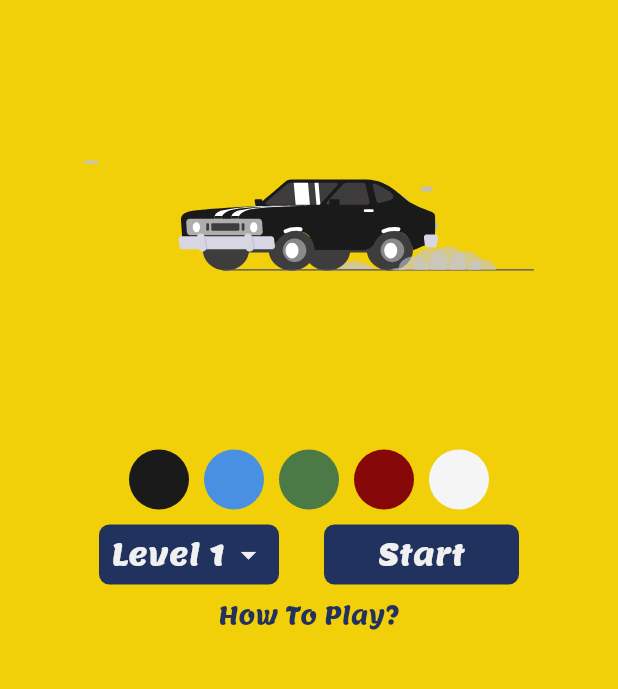
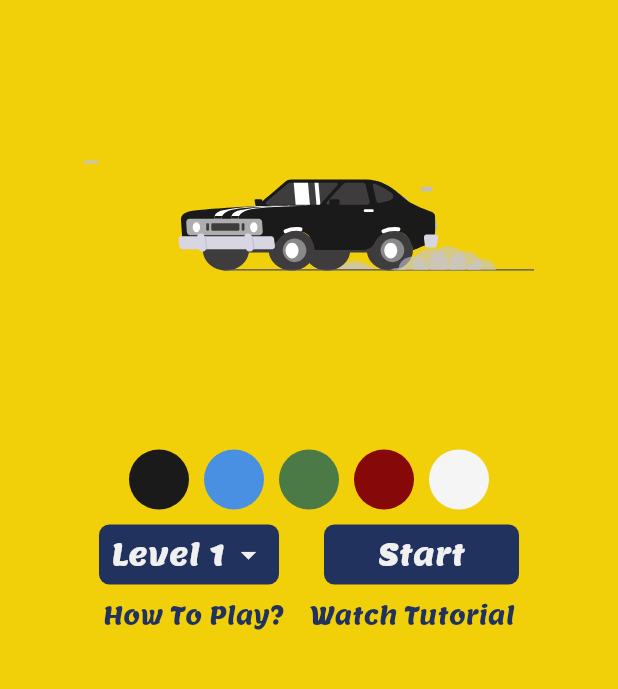
Before and after one commit to Ripat-2345/traffic_light_puzzle, a Flutter app: the screen it shows after launch, on a phone screen of 412 x 824 dp, the part 332-1021 px from its top. Run offline on Flutter 3.47's test engine with Material 2 defaults, Android fonts, the phone set to English and light mode, and no system bars; our stand-ins replace carousel_slider, flutter_countdown_timer, get, lottie.

Commit message:
add watch tutorial button

```diff
--- a/lib/screens/home_screen.dart
+++ b/lib/screens/home_screen.dart
@@ -165,6 +165,20 @@ class _HomeScreenState extends State<HomeScreen> {
                       fontWeight: FontWeight.w400,
                     ),
                   ),
+                ),
+                const SizedBox(
+                  width: 17,
+                ),
+                InkWell(
+                  onTap: () {},
+                  child: Text(
+                    "Watch Tutorial",
+                    style: TextStyle(
+                      color: darkColor,
+                      fontSize: 16,
+                      fontWeight: FontWeight.w400,
+                    ),
+                  ),
                 )
               ],
             ),
```
